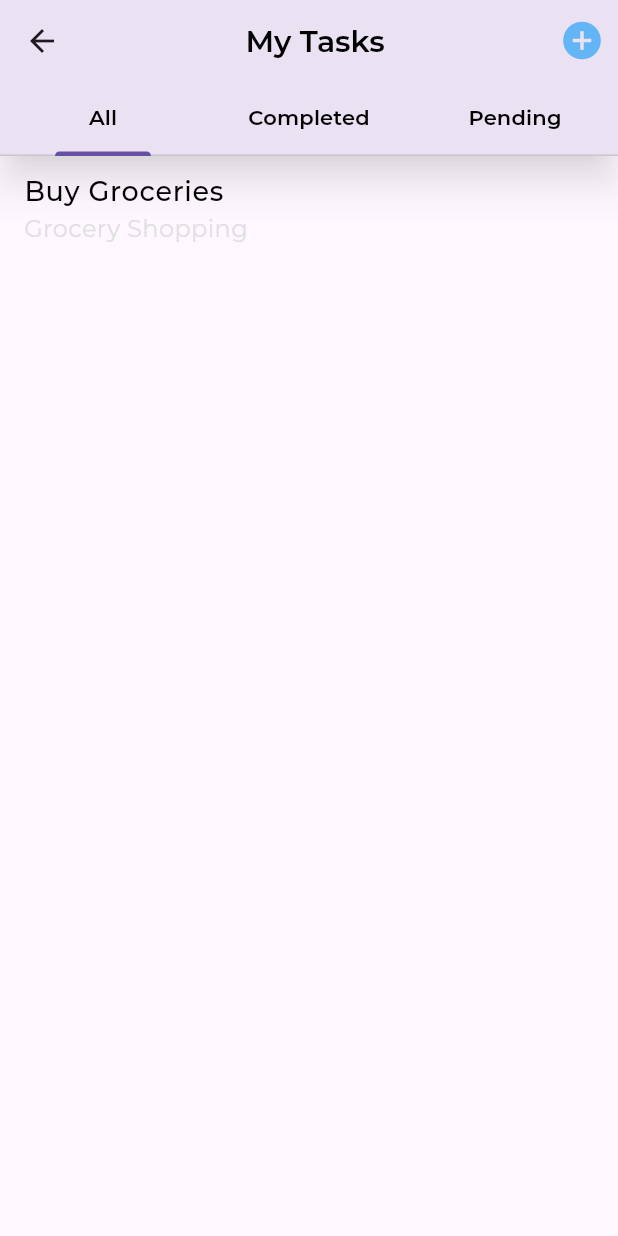
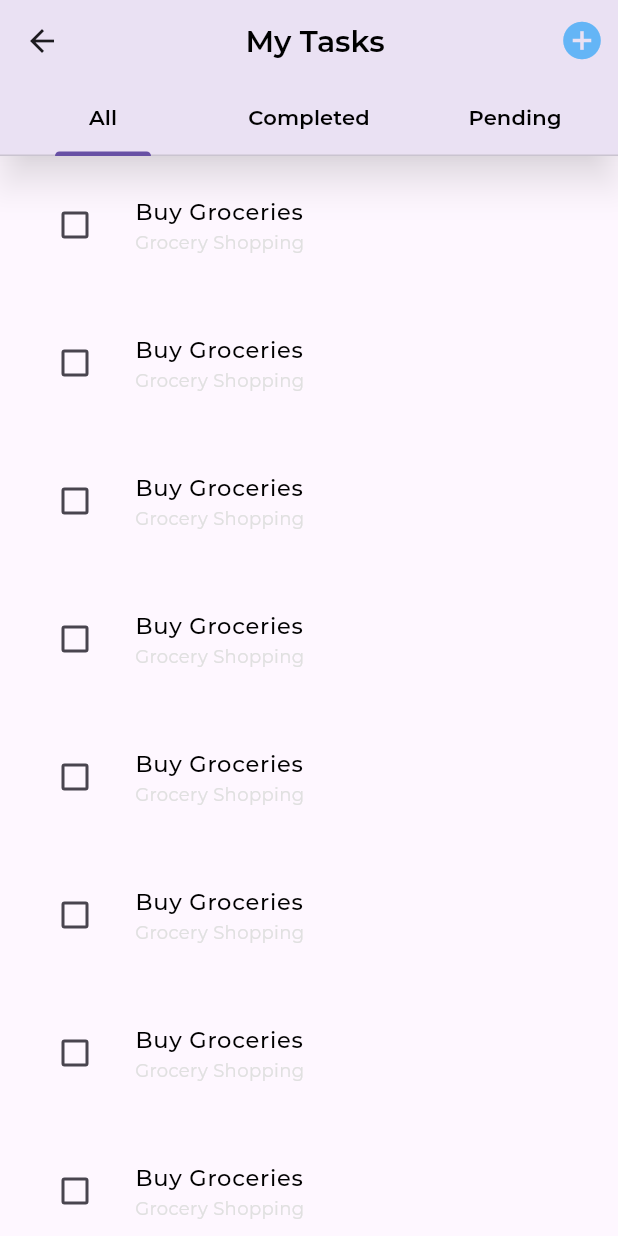
Before and after one commit to Adevictorolu/flutter_application_8, a Flutter app: the TodaScreen screen opened by its route, on a phone screen of 412 x 824 dp. Run offline on Flutter 3.47's test engine with Material 3 defaults, Android fonts, the phone set to English and light mode, and no system bars; our stand-ins replace flutter_svg; project files that could hold a hidden picture were left out.

Commit message:
Added Now

```diff
--- a/lib/todo.dart
+++ b/lib/todo.dart
@@ -8,26 +8,46 @@ class TodaScreen extends StatefulWidget {
 }
 
 class _TodaScreenState extends State<TodaScreen> {
-  List a = [
-    ListTile(
+  // void checkboxchanged(int index) {
+  //   setState(() {
+  //     if (value != null) {
+  //       onChanged!(value);
+  //     }
+  //   });
+  // }
+
+  Widget a() {
+    return ListTile(
       title: Text(
         'Buy Groceries',
         style: TextStyle(
           color: Colors.black,
-          fontSize: 20,
+          fontSize: 15,
           fontWeight: FontWeight.w500,
         ),
       ),
       subtitle: Text(
         'Grocery Shopping',
         style: TextStyle(
+          fontSize: 12,
+          fontWeight: FontWeight.w400,
           color: Colors.grey.shade300,
-          fontSize: 18,
-          fontWeight: FontWeight.w400,
         ),
       ),
-    ),
-  ];
+      leading: Checkbox(
+        value: false,
+        onChanged: (value) {
+          setState(() {
+            if (value != null) {
+              value = true;
+            }
+          });
+        },
+        activeColor: Colors.blue.shade300,
+      ),
+    );
+  }
+
   @override
   Widget build(BuildContext context) {
     return DefaultTabController(
@@ -96,74 +116,21 @@ class _TodaScreenState extends State<TodaScreen> {
         ),
         body: TabBarView(
           children: [
-            Expanded(
-              child: ListView(
-                children: [
-                  ListTile(
-                    title: Text(
-                      'Buy Groceries',
-                      style: TextStyle(
-                        color: Colors.black,
-                        fontSize: 18,
-                        fontWeight: FontWeight.w500,
-                      ),
-                    ),
-                    subtitle: Text(
-                      'Grocery Shopping',
-                      style: TextStyle(
-                        color: Colors.grey.shade300,
-                        fontSize: 16,
-                        fontWeight: FontWeight.w400,
-                      ),
-                    ),
-                  ),
-                ],
-              ),
+            ListView.builder(
+              itemBuilder: (context, index) {
+                return Container(padding: EdgeInsets.all(10), child: a());
+              },
             ),
-            ListView(
-                children: [
-                  ListTile(
-                    title: Text(
-                      'Buy Groceries',
-                      style: TextStyle(
-                        color: Colors.black,
-                        fontSize: 18,
-                        fontWeight: FontWeight.w500,
-                      ),
-                    ),
-                    subtitle: Text(
-                      'Grocery Shopping',
-                      style: TextStyle(
-                        color: Colors.grey.shade300,
-                        fontSize: 16,
-                        fontWeight: FontWeight.w400,
-                      ),
-                    ),
-                  ),
-                ],
-              ),
-              ListView(
-                children: [
-                  ListTile(
-                    title: Text(
-                      'Buy Groceries',
-                      style: TextStyle(
-                        color: Colors.black,
-                        fontSize: 18,
-                        fontWeight: FontWeight.w500,
-                      ),
-                    ),
-                    subtitle: Text(
-                      'Grocery Shopping',
-                      style: TextStyle(
-                        color: Colors.grey.shade300,
-                        fontSize: 16,
-                        fontWeight: FontWeight.w400,
-                      ),
-                    ),
-                  ),
-                ],
-              ),
+            ListView.builder(
+              itemBuilder: (context, index) {
+                return Container(padding: EdgeInsets.all(10), child: a());
+              },
+            ),
+            ListView.builder(
+              itemBuilder: (context, index) {
+                return Container(padding: EdgeInsets.all(10), child: a());
+              },
+            ),
           ],
         ),
       ),
```
Also changed, not shown: 1 other file.
